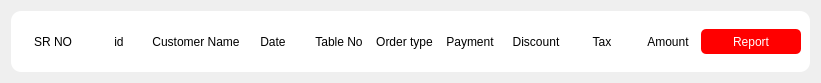
Above: menu/bill_history/customWidget/history.ui from Anmol-A-jain/Dyner before the change. Below: the same form after it.
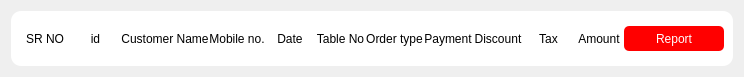
That is the form after the change.

The edit to the form file:
```diff
--- a/menu/bill_history/customWidget/history.ui
+++ b/menu/bill_history/customWidget/history.ui
@@ -6,8 +6,8 @@
    <rect>
     <x>0</x>
     <y>0</y>
-    <width>821</width>
-    <height>83</height>
+    <width>744</width>
+    <height>77</height>
    </rect>
   </property>
   <property name="windowTitle">
@@ -31,26 +31,38 @@
        <widget class="QLabel" name="lblSrNo">
         <property name="maximumSize">
          <size>
-          <width>100</width>
+          <width>60</width>
           <height>16777215</height>
          </size>
         </property>
+        <property name="styleSheet">
+         <string notr="true"/>
+        </property>
         <property name="text">
          <string>SR NO</string>
         </property>
         <property name="alignment">
          <set>Qt::AlignCenter</set>
         </property>
+        <property name="margin">
+         <number>5</number>
+        </property>
+        <property name="indent">
+         <number>2</number>
+        </property>
        </widget>
       </item>
       <item>
        <widget class="QLabel" name="lblId">
         <property name="maximumSize">
          <size>
-          <width>100</width>
+          <width>80</width>
           <height>16777215</height>
          </size>
         </property>
+        <property name="styleSheet">
+         <string notr="true"/>
+        </property>
         <property name="frameShape">
          <enum>QFrame::NoFrame</enum>
         </property>
@@ -60,10 +72,22 @@
         <property name="alignment">
          <set>Qt::AlignCenter</set>
         </property>
+        <property name="margin">
+         <number>5</number>
+        </property>
        </widget>
       </item>
       <item>
        <widget class="QLabel" name="lblName">
+        <property name="maximumSize">
+         <size>
+          <width>250</width>
+          <height>16777215</height>
+         </size>
+        </property>
+        <property name="styleSheet">
+         <string notr="true"/>
+        </property>
         <property name="frameShape">
          <enum>QFrame::NoFrame</enum>
         </property>
@@ -73,16 +97,53 @@
         <property name="alignment">
          <set>Qt::AlignCenter</set>
         </property>
+        <property name="wordWrap">
+         <bool>false</bool>
+        </property>
+        <property name="margin">
+         <number>5</number>
+        </property>
+       </widget>
+      </item>
+      <item>
+       <widget class="QLabel" name="lblmbl">
+        <property name="maximumSize">
+         <size>
+          <width>140</width>
+          <height>16777215</height>
+         </size>
+        </property>
+        <property name="styleSheet">
+         <string notr="true"/>
+        </property>
+        <property name="text">
+         <string>Mobile no.</string>
+        </property>
+        <property name="alignment">
+         <set>Qt::AlignCenter</set>
+        </property>
+        <property name="wordWrap">
+         <bool>false</bool>
+        </property>
+        <property name="margin">
+         <number>5</number>
+        </property>
        </widget>
       </item>
       <item>
        <widget class="QLabel" name="lblDate">
         <property name="maximumSize">
          <size>
-          <width>250</width>
+          <width>100</width>
           <height>16777215</height>
          </size>
         </property>
+        <property name="layoutDirection">
+         <enum>Qt::LeftToRight</enum>
+        </property>
+        <property name="styleSheet">
+         <string notr="true"/>
+        </property>
         <property name="frameShape">
          <enum>QFrame::NoFrame</enum>
         </property>
@@ -92,16 +153,28 @@
         <property name="alignment">
          <set>Qt::AlignCenter</set>
         </property>
+        <property name="wordWrap">
+         <bool>false</bool>
+        </property>
+        <property name="margin">
+         <number>5</number>
+        </property>
+        <property name="indent">
+         <number>-1</number>
+        </property>
        </widget>
       </item>
       <item>
        <widget class="QLabel" name="lblTblNo">
         <property name="maximumSize">
          <size>
-          <width>150</width>
+          <width>75</width>
           <height>16777215</height>
          </size>
         </property>
+        <property name="styleSheet">
+         <string notr="true"/>
+        </property>
         <property name="frameShape">
          <enum>QFrame::NoFrame</enum>
         </property>
@@ -111,16 +184,22 @@
         <property name="alignment">
          <set>Qt::AlignCenter</set>
         </property>
+        <property name="margin">
+         <number>5</number>
+        </property>
        </widget>
       </item>
       <item>
        <widget class="QLabel" name="lblOrderType">
         <property name="maximumSize">
          <size>
-          <width>200</width>
+          <width>150</width>
           <height>16777215</height>
          </size>
         </property>
+        <property name="styleSheet">
+         <string notr="true"/>
+        </property>
         <property name="frameShape">
          <enum>QFrame::NoFrame</enum>
         </property>
@@ -130,6 +209,9 @@
         <property name="alignment">
          <set>Qt::AlignCenter</set>
         </property>
+        <property name="margin">
+         <number>5</number>
+        </property>
        </widget>
       </item>
       <item>
@@ -140,6 +222,9 @@
           <height>16777215</height>
          </size>
         </property>
+        <property name="styleSheet">
+         <string notr="true"/>
+        </property>
         <property name="frameShape">
          <enum>QFrame::NoFrame</enum>
         </property>
@@ -149,16 +234,22 @@
         <property name="alignment">
          <set>Qt::AlignCenter</set>
         </property>
+        <property name="margin">
+         <number>5</number>
+        </property>
        </widget>
       </item>
       <item>
        <widget class="QLabel" name="lblDisc">
         <property name="maximumSize">
          <size>
-          <width>100</width>
+          <width>125</width>
           <height>16777215</height>
          </size>
         </property>
+        <property name="styleSheet">
+         <string notr="true"/>
+        </property>
         <property name="frameShape">
          <enum>QFrame::NoFrame</enum>
         </property>
@@ -168,16 +259,22 @@
         <property name="alignment">
          <set>Qt::AlignCenter</set>
         </property>
+        <property name="margin">
+         <number>5</number>
+        </property>
        </widget>
       </item>
       <item>
        <widget class="QLabel" name="lblTax">
         <property name="maximumSize">
          <size>
-          <width>100</width>
+          <width>75</width>
           <height>16777215</height>
          </size>
         </property>
+        <property name="styleSheet">
+         <string notr="true"/>
+        </property>
         <property name="frameShape">
          <enum>QFrame::NoFrame</enum>
         </property>
@@ -187,16 +284,22 @@
         <property name="alignment">
          <set>Qt::AlignCenter</set>
         </property>
+        <property name="margin">
+         <number>5</number>
+        </property>
        </widget>
       </item>
       <item>
        <widget class="QLabel" name="lblamt">
         <property name="maximumSize">
          <size>
-          <width>200</width>
+          <width>150</width>
           <height>16777215</height>
          </size>
         </property>
+        <property name="styleSheet">
+         <string notr="true"/>
+        </property>
         <property name="frameShape">
          <enum>QFrame::NoFrame</enum>
         </property>
@@ -206,6 +309,9 @@
         <property name="alignment">
          <set>Qt::AlignCenter</set>
         </property>
+        <property name="margin">
+         <number>5</number>
+        </property>
        </widget>
       </item>
       <item>
```
